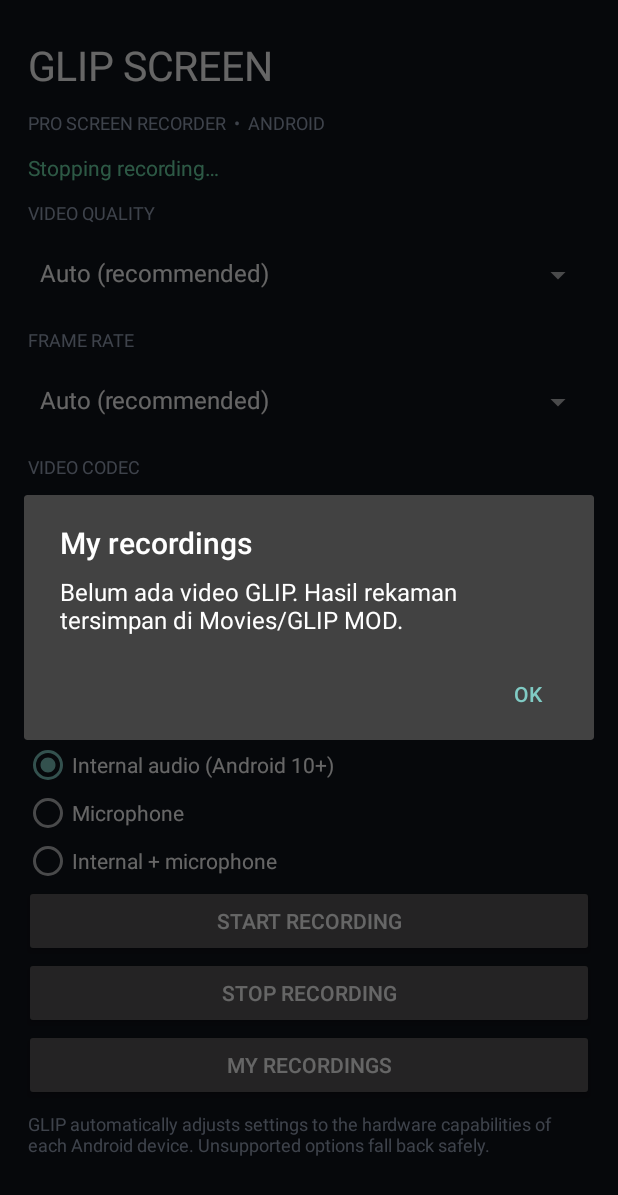
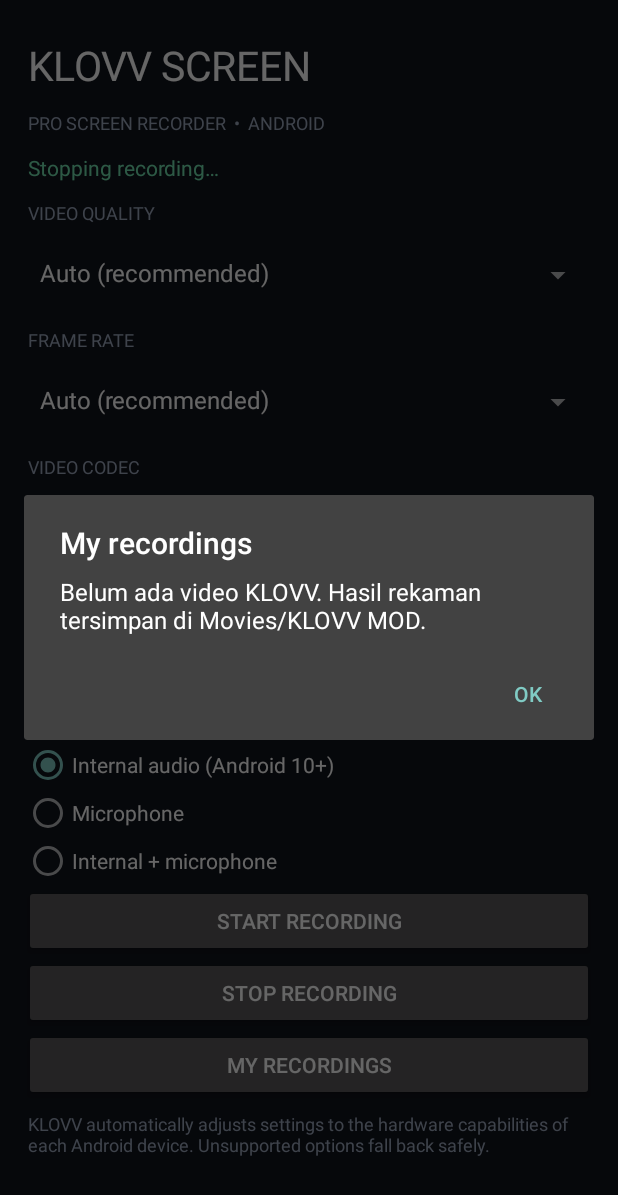
Before and after one commit to klovvandreass/glipscreen-mod, an Android app: the screen it shows after launch (MainActivity), after a tap on "MY RECORDINGS", on a phone screen of 412 x 824 dp. Shown: the top 1195 px of the screen. Run offline under Robolectric (Android 15) with nearby library versions, the phone set to English and light mode, and no system bars; 2 other taps on this screen came first.

Commit message:
Rename app branding to Klovv Screen

```diff
--- a/app/src/main/java/com/glipscreen/mod/MainActivity.kt
+++ b/app/src/main/java/com/glipscreen/mod/MainActivity.kt
@@ -45,7 +45,7 @@ class MainActivity : Activity() {
         fun text(value: String, size: Float, color: Int = 0xFFFFFFFF.toInt()) = TextView(this).apply {
             text = value; textSize = size; setTextColor(color); setPadding(4, 10, 4, 8)
         }
-        root.addView(text("GLIP SCREEN", 27f))
+        root.addView(text("KLOVV SCREEN", 27f))
         root.addView(text("PRO SCREEN RECORDER  •  ANDROID", 12f, 0xFF9BA7BC.toInt()))
         status = text("Ready to record", 14f, 0xFF70E0AE.toInt())
         root.addView(status)
@@ -89,7 +89,7 @@ class MainActivity : Activity() {
             setOnClickListener { showRecordings() }
         }
         root.addView(gallery)
-        root.addView(text("GLIP automatically adjusts settings to the hardware capabilities of each Android device. Unsupported options fall back safely.", 12f, 0xFF9BA7BC.toInt()))
+        root.addView(text("KLOVV automatically adjusts settings to the hardware capabilities of each Android device. Unsupported options fall back safely.", 12f, 0xFF9BA7BC.toInt()))
         setContentView(root)
     }
 
@@ -118,7 +118,7 @@ class MainActivity : Activity() {
         val items = loadRecordings()
         if (items.isEmpty()) {
             AlertDialog.Builder(this).setTitle("My recordings")
-                .setMessage("Belum ada video GLIP. Hasil rekaman tersimpan di Movies/GLIP MOD.")
+                .setMessage("Belum ada video KLOVV. Hasil rekaman tersimpan di Movies/KLOVV MOD.")
                 .setPositiveButton("OK", null).show()
             return
         }
@@ -218,10 +218,10 @@ class MainActivity : Activity() {
         val args: Array<String>?
         if (Build.VERSION.SDK_INT >= 29) {
             selection = "${MediaStore.Video.Media.RELATIVE_PATH} = ?"
-            args = arrayOf("Movies/GLIP MOD/")
+            args = arrayOf("Movies/KLOVV MOD/")
         } else {
             selection = "${MediaStore.Video.Media.DISPLAY_NAME} LIKE ?"
-            args = arrayOf("GLIP_%")
+            args = arrayOf("KLOVV_%")
         }
         try {
             contentResolver.query(collection, projection, selection, args,
@@ -233,7 +233,7 @@ class MainActivity : Activity() {
                 val sizeCol = cursor.getColumnIndexOrThrow(MediaStore.Video.Media.SIZE)
                 while (cursor.moveToNext()) {
                     val uri = ContentUris.withAppendedId(collection, cursor.getLong(idCol))
-                    val name = cursor.getString(nameCol) ?: "GLIP recording"
+                    val name = cursor.getString(nameCol) ?: "KLOVV recording"
                     val seconds = cursor.getLong(durationCol) / 1000
                     val sizeMb = cursor.getLong(sizeCol) / (1024.0 * 1024.0)
                     val date = java.text.SimpleDateFormat("dd MMM yyyy • HH:mm", java.util.Locale.getDefault())
@@ -242,7 +242,7 @@ class MainActivity : Activity() {
                 }
             }
         } catch (e: Exception) {
-            android.util.Log.e("GLIPRecorder", "Gallery query failed", e)
+            android.util.Log.e("KLOVVRecorder", "Gallery query failed", e)
         }
         return result
     }
```
